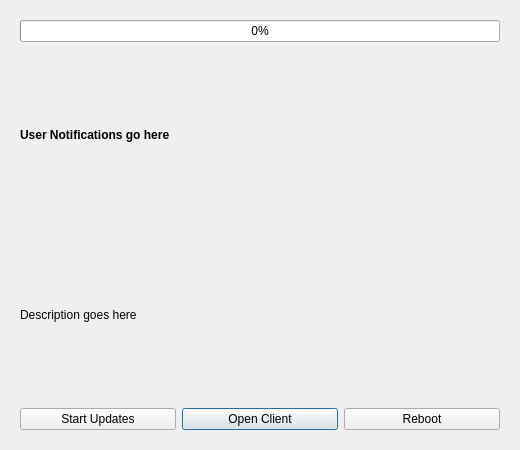
Old version of the form launcher/sdw_updater_gui/sdw_updater.ui in the repository freedomofpress/securedrop-workstation.
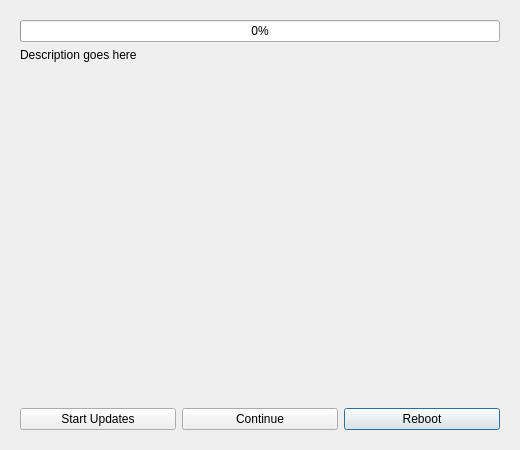
New version of the form.

Patch:
```diff
--- a/launcher/sdw_updater_gui/sdw_updater.ui
+++ b/launcher/sdw_updater_gui/sdw_updater.ui
@@ -10,6 +10,24 @@
     <height>450</height>
    </rect>
   </property>
+  <property name="sizePolicy">
+   <sizepolicy hsizetype="Fixed" vsizetype="Fixed">
+    <horstretch>0</horstretch>
+    <verstretch>0</verstretch>
+   </sizepolicy>
+  </property>
+  <property name="minimumSize">
+   <size>
+    <width>520</width>
+    <height>450</height>
+   </size>
+  </property>
+  <property name="maximumSize">
+   <size>
+    <width>520</width>
+    <height>450</height>
+   </size>
+  </property>
   <property name="windowTitle">
    <string>SecureDrop Workstation preflight updater</string>
   </property>
@@ -41,16 +59,10 @@
     </size>
    </property>
    <layout class="QGridLayout" name="gridLayout">
-    <item row="3" column="0" colspan="3">
-     <widget class="QLabel" name="proposedActionLabel">
-      <property name="font">
-       <font>
-        <weight>75</weight>
-        <bold>true</bold>
-       </font>
-      </property>
+    <item row="4" column="2">
+     <widget class="QPushButton" name="rebootButton">
       <property name="text">
-       <string>User Notifications go here</string>
+       <string>Reboot</string>
       </property>
      </widget>
     </item>
@@ -61,28 +73,21 @@
       </property>
      </widget>
     </item>
-    <item row="5" column="1">
-     <widget class="QPushButton" name="clientOpenButton">
-      <property name="text">
-       <string>Open Client</string>
-      </property>
-     </widget>
-    </item>
-    <item row="5" column="2">
-     <widget class="QPushButton" name="rebootButton">
-      <property name="text">
-       <string>Reboot</string>
-      </property>
-     </widget>
-    </item>
-    <item row="5" column="0">
+    <item row="4" column="0">
      <widget class="QPushButton" name="applyUpdatesButton">
       <property name="text">
        <string>Start Updates</string>
       </property>
      </widget>
     </item>
-    <item row="4" column="0" colspan="3">
+    <item row="4" column="1">
+     <widget class="QPushButton" name="clientOpenButton">
+      <property name="text">
+       <string>Continue</string>
+      </property>
+     </widget>
+    </item>
+    <item row="2" column="0" colspan="3" alignment="Qt::AlignTop">
      <widget class="QLabel" name="proposedActionDescription">
       <property name="text">
        <string>Description goes here</string>
```
